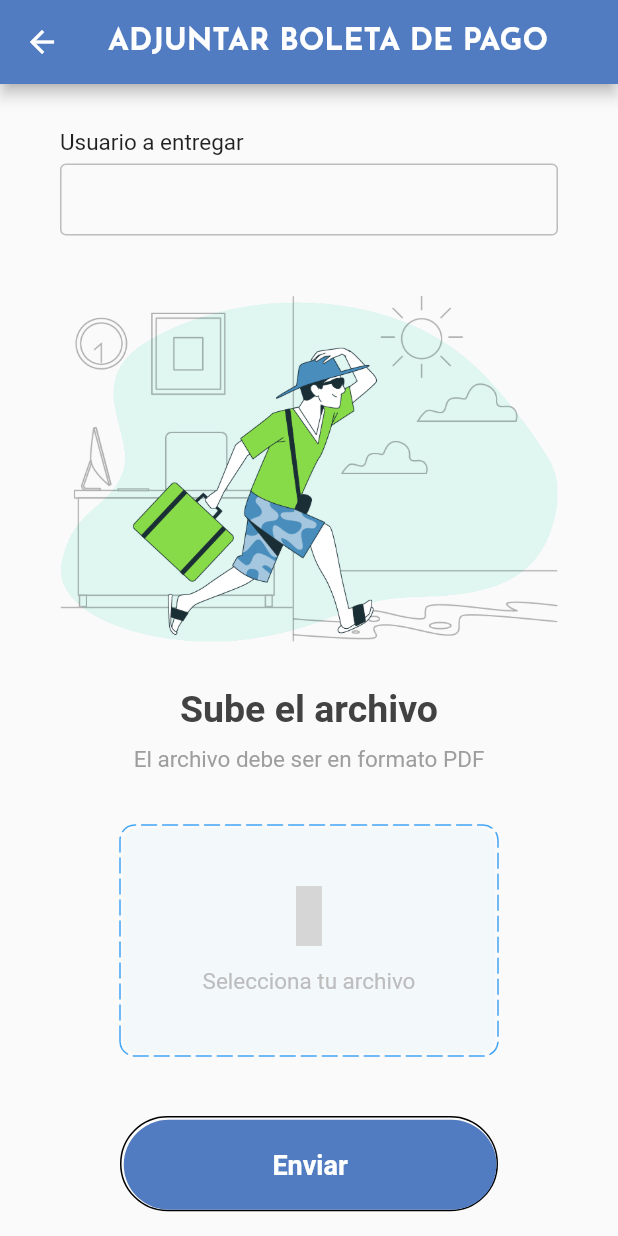
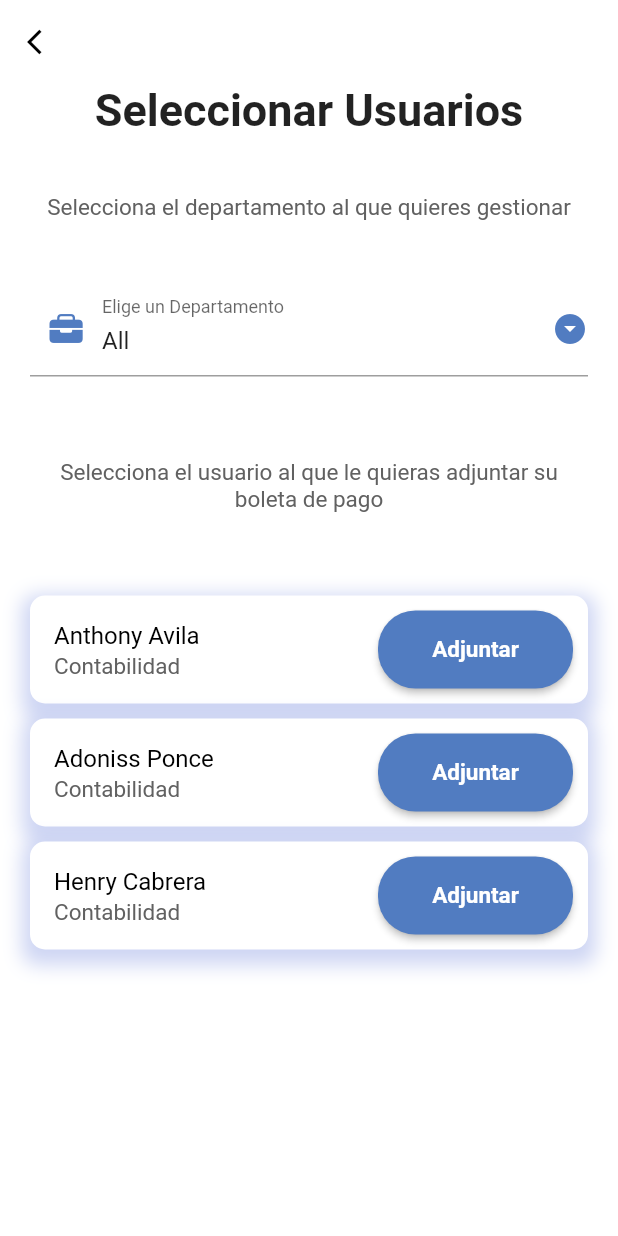
Before and after one commit to Avilanthony/NetgoRRHH, a Flutter app: the AdjuntarBoletaPage screen opened directly, after a tap on "Enviar", on a phone screen of 412 x 824 dp. Run offline on Flutter 3.47's test engine with Material 2 defaults, Android fonts, the phone set to English and light mode, and no system bars; drawn by our look-alikes of dotted_border; our stand-ins replace google_fonts, google_nav_bar, iconsax, image_cropper, image_picker, line_awesome_flutter; missing offline and left inert: syncfusion_flutter_pdfviewer, ticket_widget; grey boxes are pictures that could not be loaded.

Commit message:
Creación de pantalla para gestionar las boletas de pago

```diff
--- a/lib/screens/adjuntar_boleta.dart
+++ b/lib/screens/adjuntar_boleta.dart
@@ -4,6 +4,7 @@ import 'package:iconsax/iconsax.dart';
 import 'package:google_fonts/google_fonts.dart';
 //import 'package:file_picker/file_picker.dart';
 import 'package:dotted_border/dotted_border.dart';
+import 'package:recursos_humanos_netgo/screens/gestionar_boleta.dart';
 /* import 'package:recursos_humanos_netgo/signup.dart'; */
 /* import 'package:recursos_humanos_netgo/widgets/dashboard.dart'; */
 
@@ -95,7 +96,7 @@ class _AdjuntarBoletaPageState extends State<AdjuntarBoletaPage> with SingleTick
                       SizedBox(height: 30,),
                       makeInput(label: "Usuario a entregar"),
                       SizedBox(height: 10,),
-                      Image.asset("assets/images/Personaje4.png"),
+                      Image.asset("assets/images/Personaje5.png"),
                       SizedBox(height: 30,),
                       Text('Sube el archivo', style: TextStyle(fontSize: 25, color: Colors.grey.shade800, fontWeight: FontWeight.bold),),
                       SizedBox(height: 10,),
@@ -148,6 +149,10 @@ class _AdjuntarBoletaPageState extends State<AdjuntarBoletaPage> with SingleTick
                             height: 60,
                             onPressed: () {
                               /* _registroHabilitado ? _registrarse() : null; */
+                              Navigator.push(
+                            context,
+                            MaterialPageRoute(
+                                builder: (context) => GestionarBoletaPage()));
                             },
                             color: Color.fromARGB(255, 81, 124, 193),
                             elevation: 0,
--- /dev/null
+++ b/lib/screens/gestionar_boleta.dart
@@ -0,0 +1,218 @@
+import 'package:flutter/material.dart';
+import 'package:flutter/services.dart';
+import 'package:flutter/cupertino.dart';
+
+class GestionarBoletaPage extends StatefulWidget {
+  const GestionarBoletaPage({super.key});
+  @override
+  _GestionarBoletaPageState createState() => _GestionarBoletaPageState();
+}
+
+class _GestionarBoletaPageState extends State<GestionarBoletaPage> {
+  //const _GestionarBoletaPageState({Key? key}) : super(key: key);
+
+  _GestionarBoletaPageState() {
+    _valorSelec = _departamentosUsuario[0];
+  }
+
+  //String dropdownValue = 'Todos';
+  final _departamentosUsuario = [
+    "All",
+    "Marketing",
+    "Administrración",
+    "RRHH",
+    "Mantenimiento"
+  ];
+  String? _valorSelec = "";
+
+  @override
+  Widget build(BuildContext context) {
+    return Scaffold(
+        backgroundColor: Colors.white,
+        appBar: AppBar(
+          elevation: 0,
+          systemOverlayStyle:
+              const SystemUiOverlayStyle(statusBarBrightness: Brightness.light),
+          backgroundColor: Colors.white,
+          leading: IconButton(
+            onPressed: () {
+              Navigator.pop(context);
+            },
+            icon: const Icon(Icons.arrow_back_ios, size: 20, color: Colors.black),
+          ),
+        ),
+        body: SingleChildScrollView(
+            child: Container(
+                width: double.infinity,
+                child: SingleChildScrollView(
+                    child: Column(
+                        mainAxisAlignment: MainAxisAlignment.spaceBetween,
+                        children: <Widget>[
+                      Column(
+                        mainAxisAlignment: MainAxisAlignment.spaceEvenly,
+                        children: <Widget>[
+                          const Text(
+                            "Seleccionar Usuarios",
+                            style: TextStyle(
+                                fontSize: 30, fontWeight: FontWeight.bold),
+                          ),
+                          const SizedBox(
+                            height: 10,
+                          ),
+                          const SizedBox(height: 8),
+                          Padding(
+                            padding: const EdgeInsets.all(20),
+                            child: Text(
+                              "Selecciona el departamento al que quieres gestionar",
+                              style: TextStyle(
+                                  fontSize: 15, color: Colors.grey[700]),
+                              textAlign: TextAlign.center,
+                            ),
+                          ),
+                          Padding(
+                            padding: const EdgeInsets.all(20),
+                            child: DropdownButtonFormField(
+                              value: _valorSelec,
+                              items: _departamentosUsuario
+                                  .map((e) => DropdownMenuItem(
+
+                                    value: e,
+                                    child: Text(e),
+                                  ))
+                                  .toList(),
+                              onChanged: (val) {
+                                setState(() {
+                                  _valorSelec = val as String;
+                                });
+                              },
+                              icon: const Icon(
+                                Icons.arrow_drop_down_circle,
+                                color: Color.fromARGB(255, 81, 124, 193),
+                              ),
+                              dropdownColor:
+                                  const Color.fromARGB(255, 231, 241, 246),
+                              decoration: const InputDecoration(
+                                labelText: "Elige un Departamento",
+                                prefixIcon: Icon(
+                                  CupertinoIcons.briefcase_fill,
+                                  color: Color.fromARGB(255, 81, 124, 193),
+                                ),
+                                border: UnderlineInputBorder(),
+                              ),
+                            ),
+                          ),
+                          const SizedBox(height: 15),
+                          Padding(
+                            padding: const EdgeInsets.all(20),
+                            child: Text(
+                              "Selecciona el usuario al que le quieras adjuntar su boleta de pago",
+                              style: TextStyle(
+                                  fontSize: 15, color: Colors.grey[700]),
+                              textAlign: TextAlign.center,
+                            ),
+
+                          ),
+                          const SizedBox(height: 15),
+
+                          Padding(
+                            padding: const EdgeInsets.all(20),
+                            child: Column(
+
+                              children: <Widget>[
+
+                                itemUsuarios('Anthony Avila', 'Contabilidad',),
+                                itemUsuarios('Adoniss Ponce', 'Contabilidad',),
+                                itemUsuarios('Henry Cabrera', 'Contabilidad',),
+
+                              ]
+
+                            )),
+
+                          const Padding(
+                            padding:  EdgeInsets.all(20),
+                            child: Column(
+
+                              //itemUsuarios('Anthony Avila', 'Contabilidad',),
+
+                            )
+                          ),
+
+                        ],
+                      )
+                    ]
+                  )
+                )
+              )
+            )
+          );
+  }
+}
+
+itemUsuarios(String nombreComp, String depart) {
+  return Column(
+    children: <Widget>[
+      Container(
+        decoration: BoxDecoration(
+          color: Colors.white,
+          borderRadius: BorderRadius.circular(10),
+          boxShadow: [
+            BoxShadow(
+              offset: const Offset(0, 5),
+              color: const Color.fromARGB(179, 10, 47, 196).withOpacity(0.2),
+              spreadRadius: 5,
+              blurRadius: 10,
+            ),
+          ],
+        ),
+        child: Stack(
+          children: [
+            ListTile(
+              title: Text(nombreComp),
+              subtitle: Text(depart,
+              style: TextStyle(
+                fontSize: 15, color: Colors.grey[700])),
+
+              textColor: const Color.fromARGB(255, 0, 0, 0),
+            ),
+            Positioned(
+              top: 10,
+              bottom: 10,
+              right: 10,
+              child: Container(
+                width: 130,
+                child: ElevatedButton(
+                          //minWidth: double.infinity,
+                          //height: 0,
+                          onPressed: () {
+                            //_registroHabilitado ? _registrarse() : null;
+                          },
+                          style: ElevatedButton.styleFrom(
+                            backgroundColor: const Color.fromARGB(255, 81, 124, 193), // Cambia el color del botón a rojo
+                            shape: RoundedRectangleBorder(
+                              borderRadius: BorderRadius.circular(25), // Bordes redondeados
+                            ),
+                          ),
+                          //: Color.fromARGB(255, 81, 124, 193),
+                          //elevation: 0,
+                          child: const Text(
+                            "Adjuntar",
+                            style: TextStyle(
+                                color: Colors.white,
+                                fontWeight: FontWeight.w600,
+                                fontSize: 15),
+                          ),
+                        ),
+              ),
+            ),
+          ],
+        ),
+
+      ),
+      const SizedBox(
+          height: 10,
+        )
+    ],
+
+  );
+
+}
--- a/lib/screens/vacaciones.dart
+++ b/lib/screens/vacaciones.dart
@@ -1,7 +1,7 @@
 import 'package:flutter/material.dart';
 import 'package:google_fonts/google_fonts.dart';
 // ignore: depend_on_referenced_packages
-import 'package:intl/intl.dart';
+//import 'package:intl/intl.dart';
 
 class VacationRequestScreen extends StatefulWidget {
   const VacationRequestScreen({super.key});
@@ -72,13 +72,13 @@ class _VacationRequestScreenState extends State<VacationRequestScreen> {
                   child: Column(
                     mainAxisAlignment: MainAxisAlignment.spaceEvenly,
                     children: <Widget>[
-                      Padding(
+                      const Padding(
                         padding: EdgeInsets.symmetric(horizontal: 40),
                         child: SizedBox(
                           height: 50,
                         ),
                       ),
-                      Padding(
+                      const Padding(
                         padding: EdgeInsets.symmetric(horizontal: 40),
                         child: Text(
                           "Hola, Anthony Ávila",
@@ -89,7 +89,7 @@ class _VacationRequestScreenState extends State<VacationRequestScreen> {
                           ),
                         ),
                       ),
-                      Padding(
+                      const Padding(
                         padding: EdgeInsets.symmetric(horizontal: 40),
                         child: SizedBox(
                           height: 20,
@@ -106,13 +106,13 @@ class _VacationRequestScreenState extends State<VacationRequestScreen> {
                           ),
                         ),
                       ),
-                      Padding(
+                      const Padding(
                         padding: EdgeInsets.symmetric(horizontal: 40),
                         child: SizedBox(
                           height: 60,
                         ),
                       ),
-                      Padding(
+                      const Padding(
                         padding: EdgeInsets.symmetric(horizontal: 40),
                         child: Text(
                           "34 días",
@@ -124,7 +124,7 @@ class _VacationRequestScreenState extends State<VacationRequestScreen> {
                           ),
                         ),
                       ),
-                      Padding(
+                      const Padding(
                         padding: EdgeInsets.symmetric(horizontal: 40),
                         child: SizedBox(
                           height: 60,
@@ -141,7 +141,7 @@ class _VacationRequestScreenState extends State<VacationRequestScreen> {
                           ),
                         ),
                       ),
-                      Padding(
+                      const Padding(
                         padding: EdgeInsets.symmetric(horizontal: 40),
                         child: SizedBox(
                           height: 80,
```
